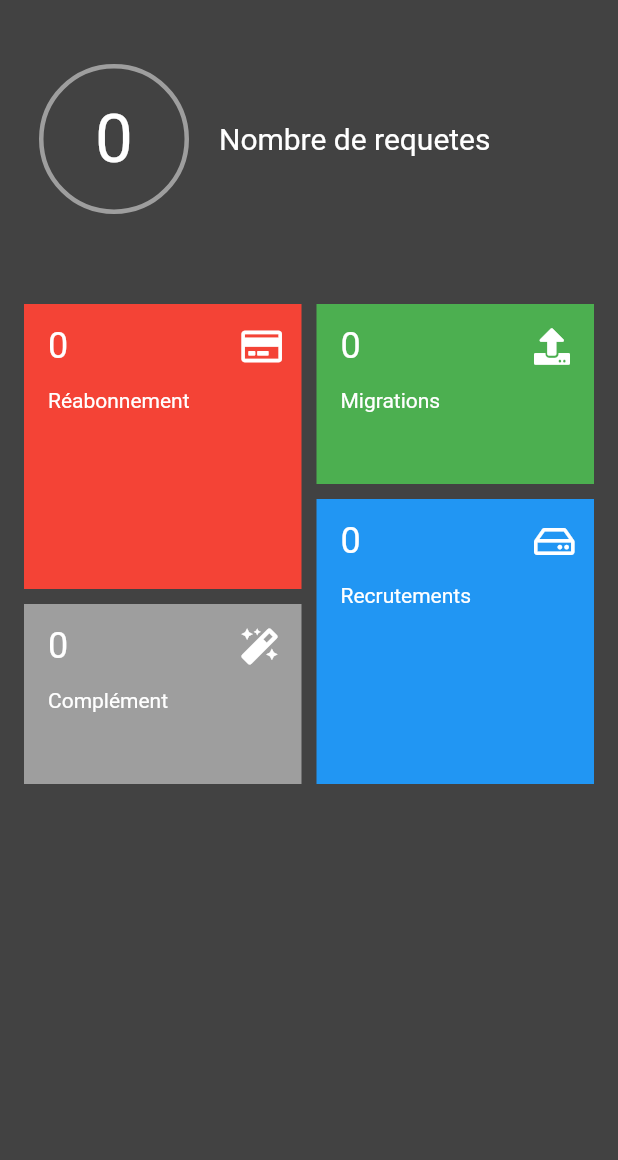
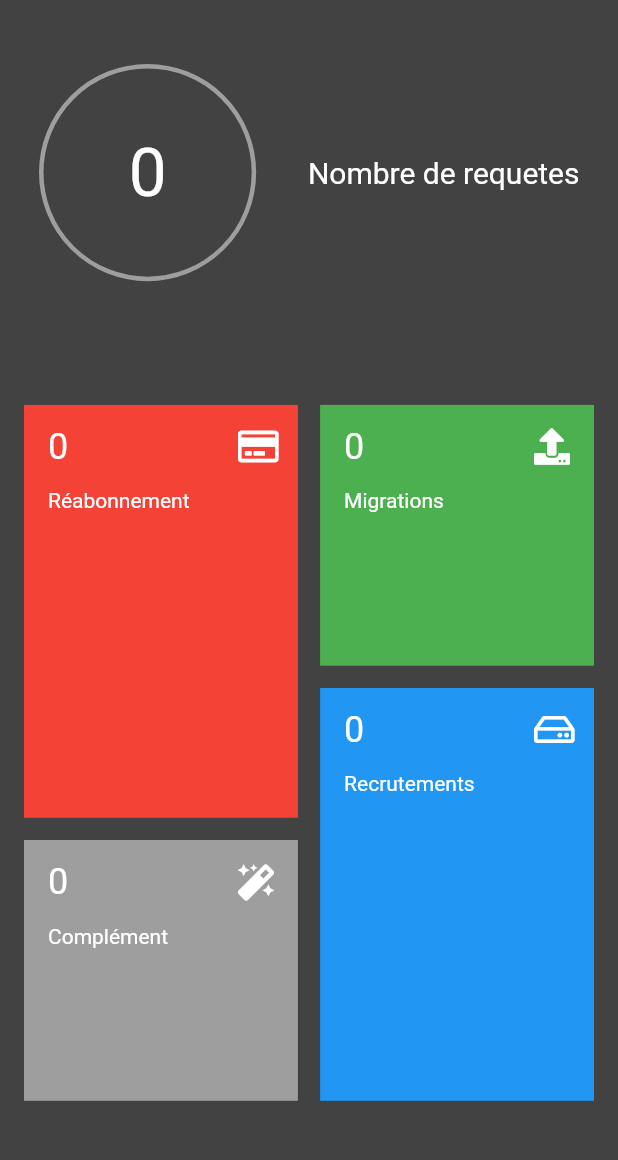
Before and after one commit to NorbertSourou/flutter-local-notification-with-local-api, a Flutter app: the screen it shows after launch, on a phone screen of 412 x 824 dp, the part 59-1219 px from its top. Run offline on Flutter 3.47's test engine with Material 2 defaults, Android fonts, the phone set to English and light mode, and no system bars; our stand-ins replace flutter_local_notifications, font_awesome_flutter, modal_bottom_sheet; missing offline and left inert: workmanager; network calls fail; statements that could not run were skipped.

Commit message:
Version finale 1

```diff
--- a/lib/main.dart
+++ b/lib/main.dart
@@ -42,7 +42,7 @@ Future<void> main() async {
 
       // If enabled it will post a notification whenever
       // the task is running. Handy for debugging tasks
-      isInDebugMode: true);
+      isInDebugMode: false);
   // Periodic task registration
   await Workmanager.registerPeriodicTask(
     "5",
@@ -173,6 +173,7 @@ class _MyAppState extends State<MyApp> {
 
   @override
   Widget build(BuildContext context) {
+    Size size = MediaQuery.of(context).size;
     return SafeArea(
       child: Scaffold(
           backgroundColor: Colors.grey.shade800,
@@ -184,18 +185,17 @@ class _MyAppState extends State<MyApp> {
           ),
           body: RefreshIndicator(
             onRefresh: search,
-            // child: is_loading
-            //     ? Center(
-            //         child: CircularProgressIndicator(),
-            //       )
-            //     :
             child: SingleChildScrollView(
               physics: const AlwaysScrollableScrollPhysics(),
               padding: const EdgeInsets.all(16.0),
               child: Column(
                 children: <Widget>[
                   _buildheader(),
-                  const SizedBox(height: 50.0),
+                  SizedBox(
+                      height: MediaQuery.of(context).orientation ==
+                              Orientation.portrait
+                          ? size.height * 0.088
+                          : size.width * 0.088),
                   Row(
                     children: <Widget>[
                       Expanded(
@@ -203,13 +203,17 @@ class _MyAppState extends State<MyApp> {
                           children: <Widget>[
                             GestureDetector(
                               onTap: () {
+                                print(size.width);
                                 if (reabTab.length == null) {
                                 } else {
                                   _modalBottomSheetMenu1(context);
                                 }
                               },
                               child: Container(
-                                height: 190,
+                                height: MediaQuery.of(context).orientation ==
+                                        Orientation.portrait
+                                    ? size.height * 0.334
+                                    : size.width * 0.334,
                                 color: Colors.red,
                                 child: Column(
                                   crossAxisAlignment: CrossAxisAlignment.start,
@@ -242,7 +246,12 @@ class _MyAppState extends State<MyApp> {
                                 ),
                               ),
                             ),
-                            const SizedBox(height: 10.0),
+                            SizedBox(
+                                height: MediaQuery.of(context).orientation ==
+                                        Orientation.portrait
+                                    ? MediaQuery.of(context).size.height * 0.018
+                                    : MediaQuery.of(context).size.width *
+                                        0.018),
                             GestureDetector(
                               onTap: () {
                                 if (compTab.length == null) {
@@ -251,7 +260,10 @@ class _MyAppState extends State<MyApp> {
                                 }
                               },
                               child: Container(
-                                height: 120,
+                                height: MediaQuery.of(context).orientation ==
+                                        Orientation.portrait
+                                    ? size.height * 0.211
+                                    : size.width * 0.211,
                                 color: Colors.grey.shade500,
                                 child: Column(
                                   crossAxisAlignment: CrossAxisAlignment.start,
@@ -287,7 +299,11 @@ class _MyAppState extends State<MyApp> {
                           ],
                         ),
                       ),
-                      const SizedBox(width: 10.0),
+                      SizedBox(
+                          width: MediaQuery.of(context).orientation ==
+                                  Orientation.portrait
+                              ? MediaQuery.of(context).size.height * 0.018
+                              : MediaQuery.of(context).size.width * 0.018),
                       Expanded(
                         child: Column(
                           children: <Widget>[
@@ -299,7 +315,10 @@ class _MyAppState extends State<MyApp> {
                                 }
                               },
                               child: Container(
-                                height: 120,
+                                height: MediaQuery.of(context).orientation ==
+                                        Orientation.portrait
+                                    ? size.height * 0.211
+                                    : size.width * 0.211,
                                 color: Colors.green,
                                 child: Column(
                                   crossAxisAlignment: CrossAxisAlignment.start,
@@ -332,7 +351,12 @@ class _MyAppState extends State<MyApp> {
                                 ),
                               ),
                             ),
-                            const SizedBox(height: 10.0),
+                            SizedBox(
+                                height: MediaQuery.of(context).orientation ==
+                                        Orientation.portrait
+                                    ? MediaQuery.of(context).size.height * 0.018
+                                    : MediaQuery.of(context).size.width *
+                                        0.018),
                             GestureDetector(
                               onTap: () {
                                 if (recruTab.length == null) {
@@ -341,7 +365,10 @@ class _MyAppState extends State<MyApp> {
                                 }
                               },
                               child: Container(
-                                height: 190,
+                                height: MediaQuery.of(context).orientation ==
+                                        Orientation.portrait
+                                    ? size.height * 0.334
+                                    : size.width * 0.334,
                                 color: Colors.blue,
                                 child: Column(
                                   crossAxisAlignment: CrossAxisAlignment.start,
@@ -388,12 +415,18 @@ class _MyAppState extends State<MyApp> {
 
   Widget _buildheader() {
     return Row(
+      crossAxisAlignment: CrossAxisAlignment.center,
+      mainAxisAlignment: MainAxisAlignment.spaceAround,
       children: [
         Container(
           margin: EdgeInsets.all(10),
           padding: EdgeInsets.all(10),
-          width: 100,
-          height: 100,
+          width: MediaQuery.of(context).orientation == Orientation.portrait
+              ? MediaQuery.of(context).size.height * 0.1757
+              : MediaQuery.of(context).size.width * 0.1757,
+          height: MediaQuery.of(context).orientation == Orientation.portrait
+              ? MediaQuery.of(context).size.height * 0.1757
+              : MediaQuery.of(context).size.width * 0.1757,
           child: Center(
             child: Text(
               request == null ? "0" : request.toString(),
@@ -411,12 +444,14 @@ class _MyAppState extends State<MyApp> {
             ),
           ),
         ),
-        const SizedBox(
-          width: 10,
+        SizedBox(
+          width: MediaQuery.of(context).orientation == Orientation.portrait
+              ? MediaQuery.of(context).size.height * 0.018
+              : MediaQuery.of(context).size.height * 0.018,
         ),
         Expanded(
           child: Column(
-            crossAxisAlignment: CrossAxisAlignment.start,
+            //crossAxisAlignment: CrossAxisAlignment.start,
             children: [
               Text(
                 "Nombre de requetes",
@@ -449,7 +484,9 @@ class _MyAppState extends State<MyApp> {
                     Text("Montant"),
                     reabTab[i]["montant"] == null
                         ? Text("Null")
-                        : Text(reabTab[i]["montant"].toString())
+                        : Text(
+                            reabTab[i]["montant"].toString(),
+                          )
                   ],
                 ),
               ),
@@ -488,7 +525,7 @@ class _MyAppState extends State<MyApp> {
                     reabTab[i]["datecreat"] == null
                         ? Text(
                             "Null",
-                            style: TextStyle(color: Colors.grey),
+                            style: TextStyle(color: Colors.grey.shade200),
                           )
                         : Text(
                             reabTab[i]["datecreat"].toString(),
@@ -576,10 +613,11 @@ class _MyAppState extends State<MyApp> {
                     mainAxisAlignment: MainAxisAlignment.end,
                     children: [
                       migTab[i]["datecreat"] == null
-                          ? Text("Null")
+                          ? Text("Null",
+                              style: TextStyle(color: Colors.grey.shade200))
                           : Text(
                               migTab[i]["datecreat"].toString(),
-                              style: TextStyle(color: Colors.grey),
+                              style: TextStyle(color: Colors.grey.shade200),
                             ),
                     ],
                   ),
@@ -664,11 +702,11 @@ class _MyAppState extends State<MyApp> {
                       compTab[i]["datecreat"] == null
                           ? Text(
                               "Null",
-                              style: TextStyle(color: Colors.grey),
+                              style: TextStyle(color: Colors.grey.shade200),
                             )
                           : Text(
                               compTab[i]["datecreat"].toString(),
-                              style: TextStyle(color: Colors.grey),
+                              style: TextStyle(color: Colors.grey.shade200),
                             ),
                     ],
                   ),
@@ -753,11 +791,11 @@ class _MyAppState extends State<MyApp> {
                       recruTab[i]["datecreat"] == null
                           ? Text(
                               "Null",
-                              style: TextStyle(color: Colors.grey),
+                              style: TextStyle(color: Colors.grey.shade200),
                             )
                           : Text(
                               recruTab[i]["datecreat"].toString(),
-                              style: TextStyle(color: Colors.grey),
+                              style: TextStyle(color: Colors.grey.shade200),
                             ),
                     ],
                   ),
```
Also changed, not shown: 5 other files.
